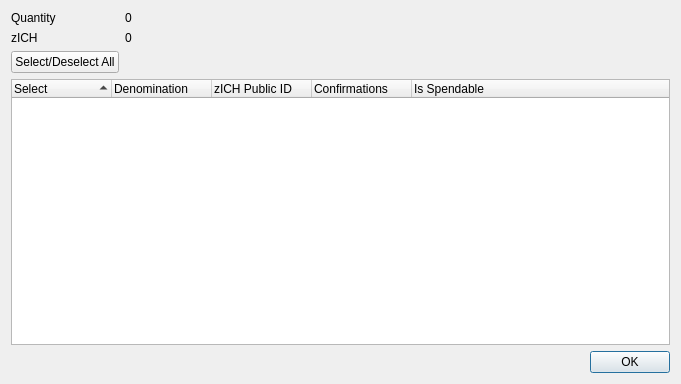
This is src/qt/forms/zichcontroldialog.ui in insta-cash/instacash as Qt 5 draws it before an edit. The edited form follows.
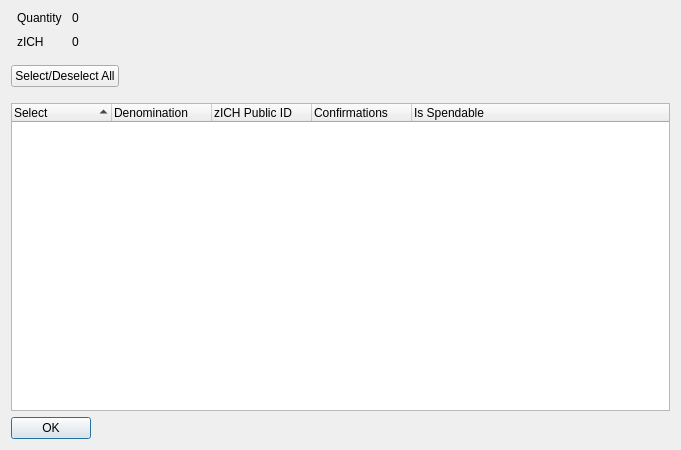
This is the edited form.

```diff
--- a/src/qt/forms/zichcontroldialog.ui
+++ b/src/qt/forms/zichcontroldialog.ui
@@ -7,23 +7,40 @@
     <x>0</x>
     <y>0</y>
     <width>681</width>
-    <height>384</height>
+    <height>450</height>
    </rect>
   </property>
   <property name="minimumSize">
    <size>
     <width>681</width>
-    <height>384</height>
+    <height>450</height>
    </size>
   </property>
   <property name="windowTitle">
    <string>Select zICH to Spend</string>
   </property>
-  <layout class="QGridLayout" name="gridLayout">
-   <item row="0" column="0">
+  <layout class="QVBoxLayout" name="verticalLayout" stretch="0,0,0,0">
+   <item>
+    <layout class="QHBoxLayout" name="horizontalLayout" stretch="0,0">
+     <property name="spacing">
+      <number>-1</number>
+     </property>
+     <property name="bottomMargin">
+      <number>10</number>
+     </property>
+     <item>
     <layout class="QFormLayout" name="formLayout">
-     <property name="sizeConstraint">
-      <enum>QLayout::SetDefaultConstraint</enum>
+       <property name="horizontalSpacing">
+        <number>10</number>
+       </property>
+       <property name="verticalSpacing">
+        <number>10</number>
+       </property>
+       <property name="leftMargin">
+        <number>6</number>
+       </property>
+       <property name="rightMargin">
+        <number>6</number>
      </property>
      <item row="0" column="0">
       <widget class="QLabel" name="labelQuantity">
@@ -53,19 +70,61 @@
        </property>
       </widget>
      </item>
-     <item row="2" column="0">
+      </layout>
+     </item>
+     <item>
+      <spacer name="horizontalSpacer_2">
+       <property name="orientation">
+        <enum>Qt::Horizontal</enum>
+       </property>
+       <property name="sizeHint" stdset="0">
+        <size>
+         <width>40</width>
+         <height>20</height>
+        </size>
+       </property>
+      </spacer>
+     </item>
+    </layout>
+   </item>
+   <item>
+    <layout class="QHBoxLayout" name="horizontalLayout3" stretch="0,0">
+     <property name="spacing">
+      <number>14</number>
+     </property>
+     <property name="bottomMargin">
+      <number>10</number>
+     </property>
+     <item>
       <widget class="QPushButton" name="pushButtonAll">
        <property name="text">
         <string>Select/Deselect All</string>
        </property>
       </widget>
      </item>
+     <item>
+      <spacer name="horizontalSpacer">
+       <property name="orientation">
+        <enum>Qt::Horizontal</enum>
+       </property>
+       <property name="sizeHint" stdset="0">
+        <size>
+         <width>40</width>
+         <height>20</height>
+        </size>
+       </property>
+      </spacer>
+     </item>
     </layout>
    </item>
-   <item row="1" column="0">
-    <layout class="QVBoxLayout" name="verticalLayout">
      <item>
       <widget class="QTreeWidget" name="treeWidget">
+     <property name="sizePolicy">
+      <sizepolicy hsizetype="Expanding" vsizetype="Expanding">
+       <horstretch>0</horstretch>
+       <verstretch>0</verstretch>
+      </sizepolicy>
+     </property>
        <property name="minimumSize">
         <size>
          <width>0</width>
@@ -113,6 +172,12 @@
      </item>
      <item>
       <widget class="QDialogButtonBox" name="buttonBox">
+     <property name="sizePolicy">
+      <sizepolicy hsizetype="Maximum" vsizetype="Fixed">
+       <horstretch>0</horstretch>
+       <verstretch>0</verstretch>
+      </sizepolicy>
+     </property>
        <property name="orientation">
         <enum>Qt::Horizontal</enum>
        </property>
@@ -120,8 +185,6 @@
         <set>QDialogButtonBox::Ok</set>
        </property>
       </widget>
-     </item>
-    </layout>
    </item>
   </layout>
  </widget>
```
Lines whose indentation alone changed are shown as unchanged.
